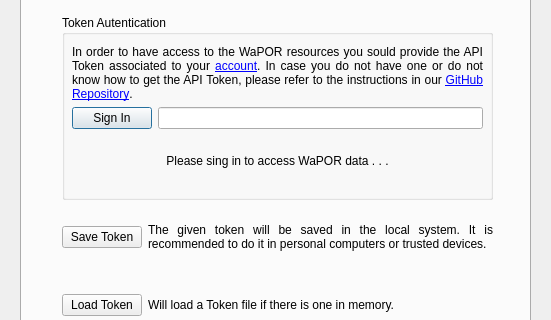
The window that wap_plugin_dialog_base.ui (WAGIS/wap_plugin) describes before a commit, drawn with Qt 5; both pictures show x 0 to 551 and y 101 to 421 of the 551 by 628 pixel window.
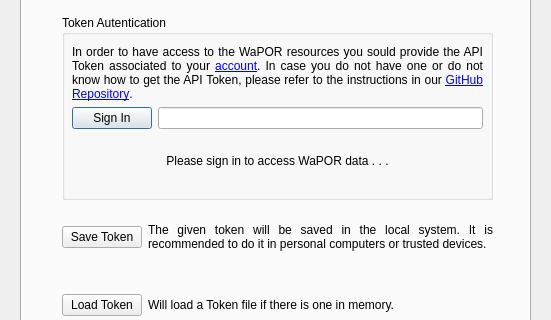
The same window after the commit.

Patch:
```diff
--- a/wap_plugin_dialog_base.ui
+++ b/wap_plugin_dialog_base.ui
@@ -13,7 +13,7 @@
   <property name="windowTitle">
    <string>WAPlugin</string>
   </property>
-  <widget class="QWidget" name="">
+  <widget class="QWidget" name="layoutWidget">
    <property name="geometry">
     <rect>
      <x>20</x>
@@ -90,7 +90,7 @@
              <item>
               <widget class="QLabel" name="signinStateLabel">
                <property name="text">
-                <string>Please sing in to access WaPOR data . . .</string>
+                <string>Please sign in to access WaPOR data . . .</string>
                </property>
                <property name="alignment">
                 <set>Qt::AlignCenter</set>
```
Left out of the diff: 2 changed lines with no effect on the pictures.
